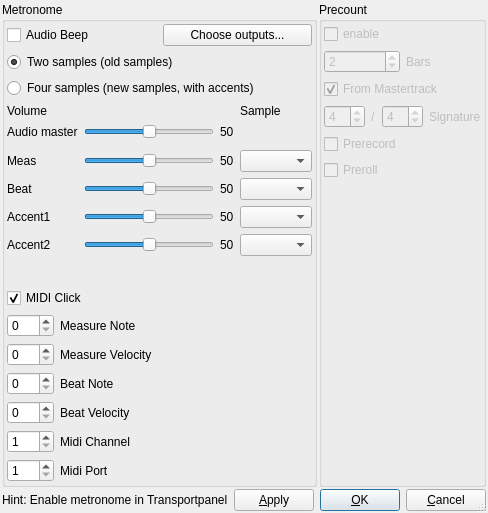
Qt form muse3/muse/widgets/metronomebase.ui (emrum/muse) before a commit.
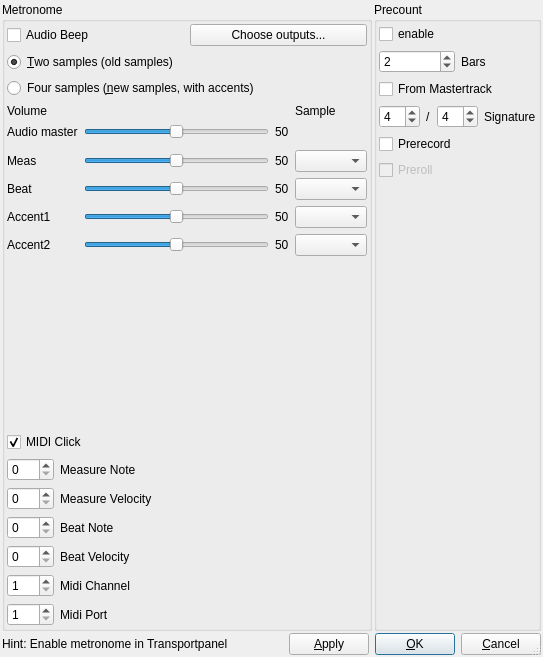
The same form after that commit.

What changed in the file:
```diff
--- a/muse3/muse/widgets/metronomebase.ui
+++ b/muse3/muse/widgets/metronomebase.ui
@@ -6,8 +6,8 @@
    <rect>
     <x>0</x>
     <y>0</y>
-    <width>481</width>
-    <height>513</height>
+    <width>543</width>
+    <height>657</height>
    </rect>
   </property>
   <property name="windowTitle">
@@ -81,7 +81,7 @@
           <item>
            <widget class="QRadioButton" name="radioSamples2">
             <property name="text">
-             <string>Two samples (old samples)</string>
+             <string>&amp;Two samples (old samples)</string>
             </property>
             <property name="checked">
              <bool>true</bool>
@@ -91,7 +91,7 @@
           <item>
            <widget class="QRadioButton" name="radioSamples4">
             <property name="text">
-             <string>Four samples (new samples, with accents)</string>
+             <string>Four samples (&amp;new samples, with accents)</string>
             </property>
            </widget>
           </item>
@@ -637,7 +637,10 @@
       <item>
        <widget class="QCheckBox" name="precountEnable">
         <property name="enabled">
-         <bool>false</bool>
+         <bool>true</bool>
+        </property>
+        <property name="toolTip">
+         <string>Enable the precount</string>
         </property>
         <property name="text">
          <string>enable</string>
@@ -667,7 +670,10 @@
         <item>
          <widget class="QSpinBox" name="precountBars">
           <property name="enabled">
-           <bool>false</bool>
+           <bool>true</bool>
+          </property>
+          <property name="toolTip">
+           <string>Number of bars</string>
           </property>
           <property name="minimum">
            <number>1</number>
@@ -683,7 +689,7 @@
         <item>
          <widget class="QLabel" name="TextLabel7">
           <property name="enabled">
-           <bool>false</bool>
+           <bool>true</bool>
           </property>
           <property name="text">
            <string>Bars</string>
@@ -698,14 +704,14 @@
       <item>
        <widget class="QCheckBox" name="precountFromMastertrack">
         <property name="enabled">
-         <bool>false</bool>
+         <bool>true</bool>
+        </property>
+        <property name="toolTip">
+         <string>Use Mastertrack time signature</string>
         </property>
         <property name="text">
          <string>From Mastertrack</string>
         </property>
-        <property name="checked">
-         <bool>true</bool>
-        </property>
        </widget>
       </item>
       <item>
@@ -728,7 +734,10 @@
         <item>
          <widget class="QSpinBox" name="precountSigZ">
           <property name="enabled">
-           <bool>false</bool>
+           <bool>true</bool>
+          </property>
+          <property name="toolTip">
+           <string>Beats per bar</string>
           </property>
           <property name="minimum">
            <number>1</number>
@@ -744,7 +753,7 @@
         <item>
          <widget class="QLabel" name="TextLabel8">
           <property name="enabled">
-           <bool>false</bool>
+           <bool>true</bool>
           </property>
           <property name="text">
            <string>/</string>
@@ -757,7 +766,10 @@
         <item>
          <widget class="QSpinBox" name="precountSigN">
           <property name="enabled">
-           <bool>false</bool>
+           <bool>true</bool>
+          </property>
+          <property name="toolTip">
+           <string>Beat note type</string>
           </property>
           <property name="minimum">
            <number>2</number>
@@ -773,7 +785,7 @@
         <item>
          <widget class="QLabel" name="TextLabel9">
           <property name="enabled">
-           <bool>false</bool>
+           <bool>true</bool>
           </property>
           <property name="text">
            <string>Signature</string>
@@ -788,7 +800,10 @@
       <item>
        <widget class="QCheckBox" name="precountPrerecord">
         <property name="enabled">
-         <bool>false</bool>
+         <bool>true</bool>
+        </property>
+        <property name="toolTip">
+         <string>Enable precount when recording</string>
         </property>
         <property name="text">
          <string>Prerecord</string>
```
Left out of the diff: 6 changed lines with no effect on the pictures.
